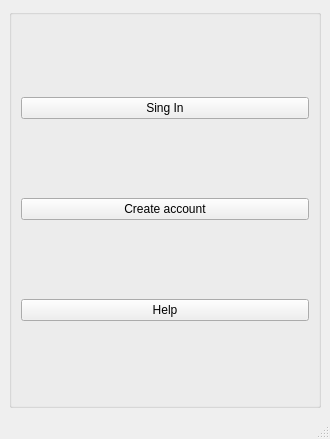
This is mainwindow.ui in Dem4ke/Monitoring-system as Qt 5 draws it before an edit. The edited form follows.
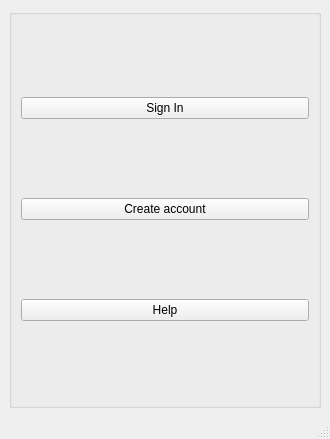
This is the edited form.

Patch:
```diff
--- a/mainwindow.ui
+++ b/mainwindow.ui
@@ -24,7 +24,7 @@
        <item>
         <widget class="QPushButton" name="singIn">
          <property name="text">
-          <string>Sing In</string>
+          <string>Sign In</string>
          </property>
         </widget>
        </item>
```
